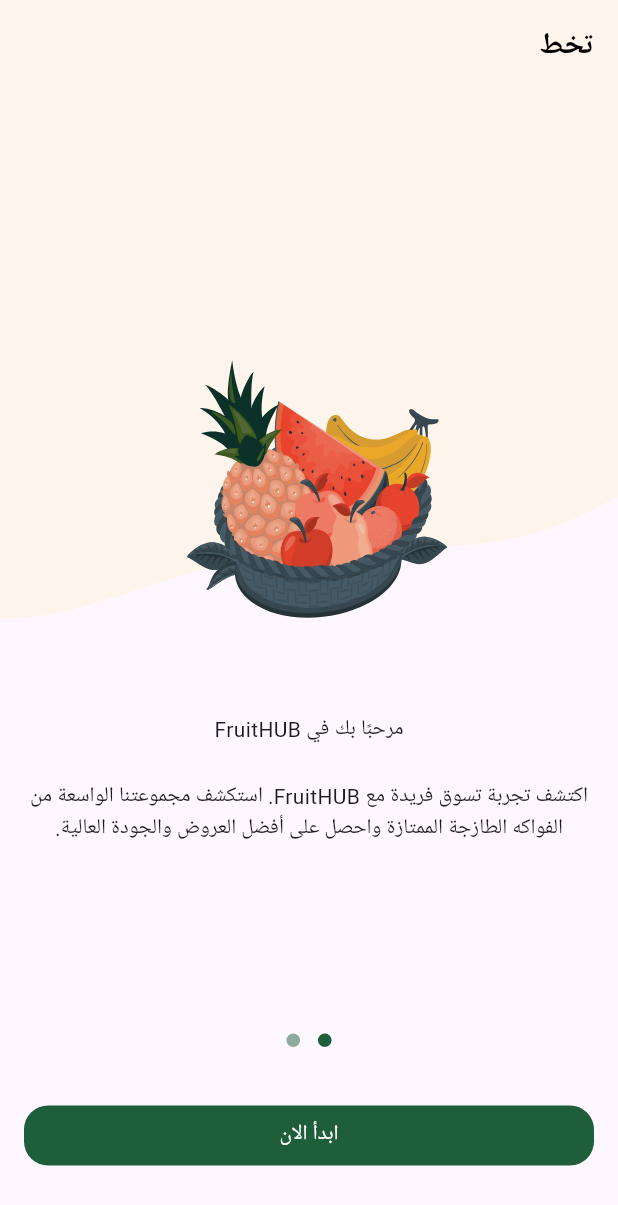
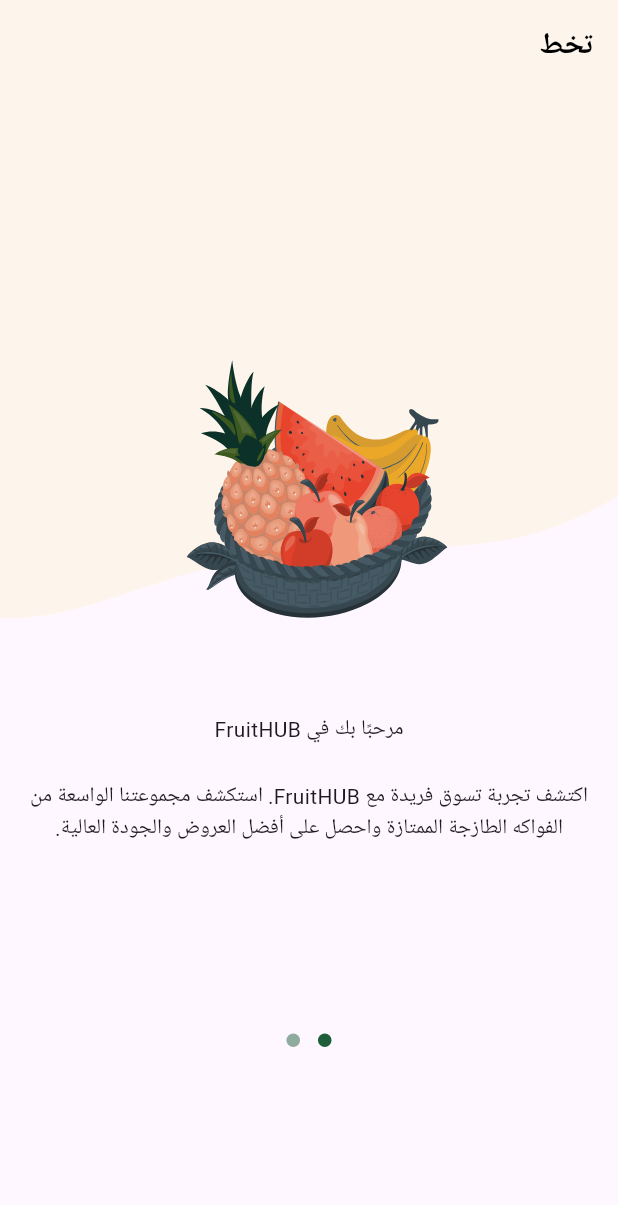
Before and after one commit to abotarek74/e_commerce, a Flutter app: the screen it shows after launch, on a phone screen of 412 x 824 dp. Shown: the top 1205 px of the screen. Run offline on Flutter 3.47's test engine with Material 3 defaults, Android fonts, the phone set to English and light mode, and no system bars; drawn by our look-alikes of dots_indicator; our stand-ins replace flutter_svg.

```diff
--- a/lib/features/on_boarding/presentaion/views/widgets/on_boarding_view_body.dart
+++ b/lib/features/on_boarding/presentaion/views/widgets/on_boarding_view_body.dart
@@ -14,15 +14,12 @@ class OnBoardingViewBody extends StatefulWidget {
 
 class _OnBoardingViewBodyState extends State<OnBoardingViewBody> {
   late PageController pageController;
-  var currentPage = 0;
+  int currentPage = 0;
+  final int totalPages = 2; // 👈 عدد الصفحات
+
   @override
   void initState() {
     pageController = PageController();
-    pageController.addListener(() {
-      setState(() {
-        currentPage = pageController.page!.round();
-      });
-    });
     super.initState();
   }
 
@@ -36,21 +33,40 @@ class _OnBoardingViewBodyState extends State<OnBoardingViewBody> {
   Widget build(BuildContext context) {
     return Column(
       children: [
-        Expanded(child: OneBoardingPageView(pageController: pageController)),
+        Expanded(
+          child: OneBoardingPageView(
+            pageController: pageController,
+            onPageChanged: (index) {
+              setState(() {
+                currentPage = index;
+              });
+            },
+          ),
+        ),
+
         DotsIndicator(
-          dotsCount: 2,
+          dotsCount: totalPages,
+          position: currentPage.toDouble(),
           decorator: DotsDecorator(
             activeColor: AppColor.primaryColor,
             color: AppColor.primaryColor.withValues(alpha: 0.5),
           ),
         ),
-        SizedBox(height: 29),
+
+        const SizedBox(height: 29),
+
         Padding(
           padding: const EdgeInsets.symmetric(horizontal: KHhorizontalPadding),
-          child: CustomButton(onPressed: () {}, text: 'ابدأ الان'),
+          child: Visibility(
+            maintainState: true,
+            maintainAnimation: true,
+            maintainSize: true,
+            visible: currentPage == totalPages - 1,
+            child: CustomButton(onPressed: () {}, text: 'ابدأ الآن'),
+          ),
         ),
 
-        SizedBox(height: 43),
+        const SizedBox(height: 43),
       ],
     );
   }
--- a/lib/features/on_boarding/presentaion/views/widgets/one_boarding_page_view.dart
+++ b/lib/features/on_boarding/presentaion/views/widgets/one_boarding_page_view.dart
@@ -2,69 +2,36 @@ import 'package:e_commerce/core/utils/app_images.dart';
 import 'package:e_commerce/features/on_boarding/presentaion/views/widgets/page_view_item.dart';
 import 'package:flutter/material.dart';
 
-class OneBoardingPageView extends StatefulWidget {
-  const OneBoardingPageView({super.key, required this.pageController});
+class OneBoardingPageView extends StatelessWidget {
+  const OneBoardingPageView({
+    super.key,
+    required this.pageController,
+    required this.onPageChanged,
+  });
+
   final PageController pageController;
-
-  @override
-  State<OneBoardingPageView> createState() => _OneBoardingPageViewState();
-}
-
-class _OneBoardingPageViewState extends State<OneBoardingPageView> {
-  late PageController _pageController;
-  int _currentPage = 0;
-
-  @override
-  void initState() {
-    super.initState();
-    _pageController = PageController();
-    _pageController.addListener(() {
-      setState(() {
-        _currentPage = _pageController.page!.round();
-      });
-    });
-  }
-
-  @override
-  void dispose() {
-    _pageController.dispose();
-    super.dispose();
-  }
+  final void Function(int) onPageChanged;
 
   @override
   Widget build(BuildContext context) {
-    return Column(
-      children: [
-        Expanded(
-          child: PageView(
-            controller: _pageController,
+    return PageView(
+      controller: pageController,
+      onPageChanged: onPageChanged,
       children: [
         PageViewItem(
-                isVisible:
-                    (PageController().hasClients
-                        ? PageController().page!.round()
-                        : 0) ==
-                    0,
+          isVisible: true,
           image: Assets.imagesPageViewItemImage1,
           backgroundImage: Assets.imagesPageViewitem1Backgroundimage,
           subTitle:
               "اكتشف تجربة تسوق فريدة مع FruitHUB. استكشف مجموعتنا الواسعة من الفواكه الطازجة الممتازة واحصل على أفضل العروض والجودة العالية.",
           title: Row(
             mainAxisAlignment: MainAxisAlignment.center,
-                  children: const [
-                    Text('مرحبًا بك في '),
-                    Text('HUB'),
-                    Text('Fruit'),
-                  ],
+            children: const [Text('مرحبًا بك في '), Text('HUB'), Text('Fruit')],
           ),
         ),
 
         PageViewItem(
-                isVisible:
-                    (PageController().hasClients
-                        ? PageController().page!.round()
-                        : 0) !=
-                    0,
+          isVisible: true,
           image: Assets.imagesPageViewItemImage2,
           backgroundImage: Assets.imagesPageViewItemBackground2,
           subTitle:
@@ -81,13 +48,6 @@ class _OneBoardingPageViewState extends State<OneBoardingPageView> {
           ),
         ),
       ],
-          ),
-        ),
-
-        const SizedBox(height: 16),
-
-        const SizedBox(height: 16),
-      ],
     );
   }
 }
```
Lines whose indentation alone changed are shown as unchanged.
